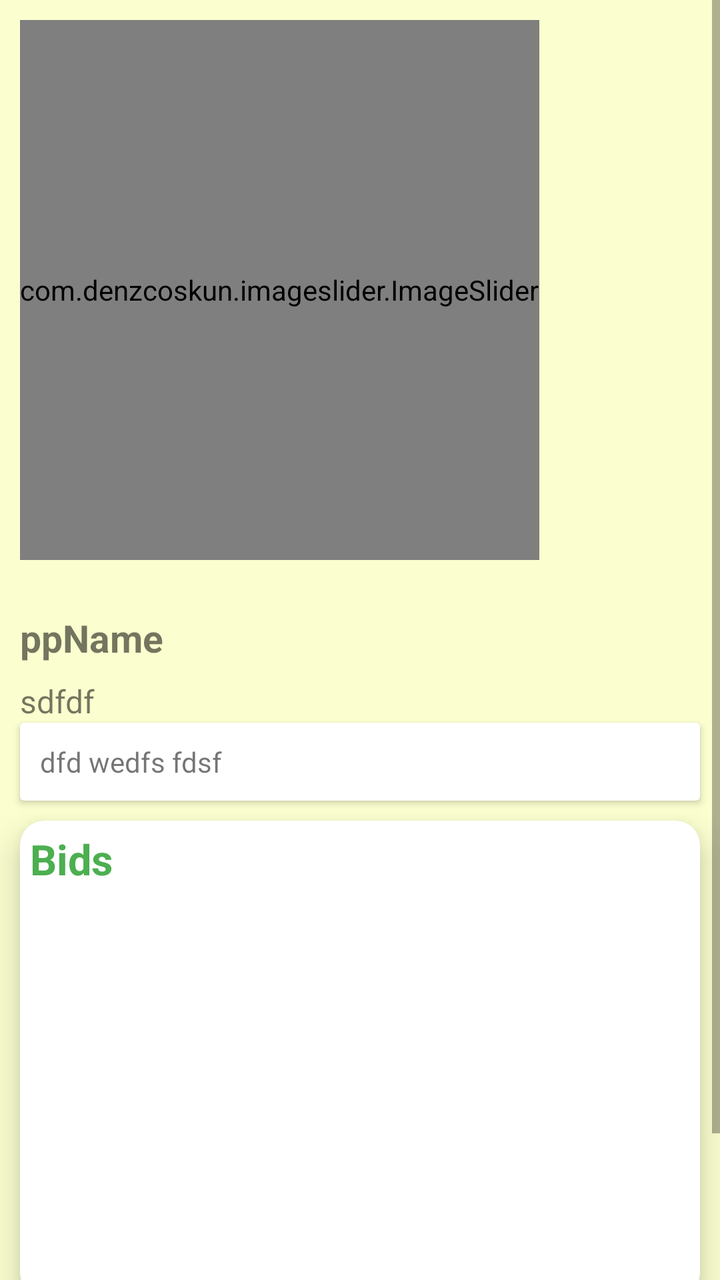
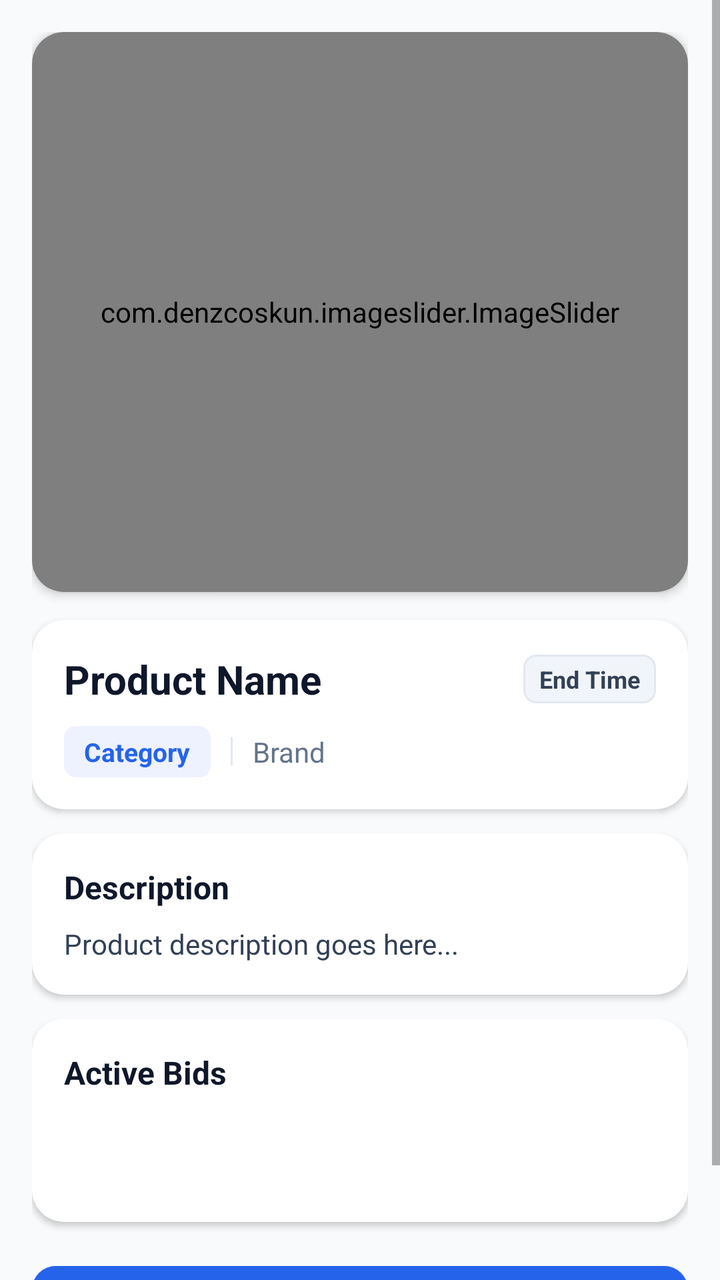

The first picture is an Android layout as it rendered before a commit; the second is the same layout after the commit. The layout source and the unified diff follow.
<!-- AndroidManifest.xml: application theme Theme.BitMarket -->
<!-- res/layout/activity_product_details.xml -->
<?xml version="1.0" encoding="utf-8"?>
<ScrollView xmlns:android="http://schemas.android.com/apk/res/android"
    xmlns:app="http://schemas.android.com/apk/res-auto"
    xmlns:tools="http://schemas.android.com/tools"
    android:background="@color/light_yellow"
    android:layout_width="match_parent"
    android:layout_height="match_parent"
    tools:context=".ProductDetailsActivity">
    <RelativeLayout
        android:layout_width="match_parent"
        android:layout_height="wrap_content">
        <com.denzcoskun.imageslider.ImageSlider
            android:id="@+id/image_slider"
            android:layout_width="wrap_content"
            android:layout_margin="10dp"
            android:layout_height="270dp"
            app:iss_auto_cycle="true"
            android:background="#AEE4FFE5"
            app:iss_period="3000"
            app:iss_delay="3000"
            />


        <TextView
            android:id="@+id/product_name"
            android:layout_width="match_parent"
            android:layout_height="wrap_content"
            android:layout_marginHorizontal="10dp"

            android:layout_below="@id/image_slider"
             android:layout_marginTop="16dp"
            android:text="ppName"
            android:textSize="19sp"
             android:textStyle="bold" />
        <TextView
            android:id="@+id/bidEndTime"
            android:layout_width="wrap_content"
            android:layout_height="wrap_content"
            android:layout_below="@id/image_slider"
            android:layout_alignParentEnd="true"
            android:layout_marginTop="16dp"
            android:layout_marginEnd="16dp"
            />


        <TextView
            android:id="@+id/product_category"
            android:layout_width="wrap_content"
            android:layout_height="wrap_content"
            android:layout_below="@id/product_name"
            android:layout_marginHorizontal="10dp"

            android:layout_marginTop="8dp"
            android:text="sdfdf"
            android:textSize="16sp" />
        <TextView
            android:id="@+id/brandName"
            android:layout_width="wrap_content"
            android:layout_height="wrap_content"
            android:layout_below="@id/product_name"
            android:layout_alignParentEnd="true"
            android:layout_marginTop="8dp"
            android:layout_marginEnd="16dp"
            />



<androidx.cardview.widget.CardView
    android:layout_width="match_parent"
    android:layout_below="@id/product_category"
    android:layout_height="wrap_content"
    android:layout_marginHorizontal="10dp"
    android:id="@+id/ll"
    >

<TextView
    android:id="@+id/product_description"
        android:layout_width="match_parent"
        android:layout_height="wrap_content"
        android:text="dfd wedfs fdsf"
    android:padding="10dp"

    android:textSize="14sp" />
</androidx.cardview.widget.CardView>
        <androidx.cardview.widget.CardView
            android:layout_width="match_parent"
            android:layout_below="@id/ll"
            android:layout_marginTop="10dp"
            android:id="@+id/bids"
            app:cardCornerRadius="12dp"
            android:layout_margin="10dp"
            app:cardElevation="10dp"
            android:layout_height="wrap_content">
            <LinearLayout
                android:layout_width="match_parent"
                android:orientation="vertical"
                 android:layout_height="wrap_content">
                <TextView
                    android:layout_width="wrap_content"
                    android:layout_height="wrap_content"
                    android:text="Bids"
                    android:textSize="21sp"
                    android:layout_margin="5dp"
                    android:textColor="@color/purple_500"
                    android:textStyle="bold"
                    />

                <androidx.recyclerview.widget.RecyclerView
                    android:id="@+id/bids_rv"
                    android:layout_width="match_parent"
                    android:layout_margin="10dp"
                    android:layout_height="180dp"
                    android:minHeight="50dp"
                    />            </LinearLayout>

        </androidx.cardview.widget.CardView>

        <Button
            android:id="@+id/bid_button"
            android:layout_width="wrap_content"
            android:layout_height="wrap_content"
            android:layout_below="@id/bids"
            android:layout_centerHorizontal="true"
            android:backgroundTint="@color/purple_500"
            android:layout_marginTop="16dp"
            android:text="Place Bid" />

        <Button
            android:id="@+id/bid_delete_button"
            android:layout_width="wrap_content"
            android:layout_height="wrap_content"
            android:layout_below="@id/bids"
            android:visibility="gone"
            android:layout_centerHorizontal="true"
            android:layout_marginTop="16dp"
            android:text="Delete Bid"
            android:backgroundTint="#FB2919"/>
    </RelativeLayout>

</ScrollView>
<!-- resources referenced by this layout -->
<resources>
  <color name="light_yellow">#FBFFCF</color>
  <color name="purple_500">#4CAF50</color>
  <style name="Theme.BitMarket" parent="Theme.MaterialComponents.DayNight.DarkActionBar">
          
          <item name="android:colorPrimary">@color/purple_500</item>
          <item name="colorPrimaryVariant">@color/purple_700</item>
          <item name="colorOnPrimary">@color/white</item>
          
          <item name="colorSecondary">@color/teal_200</item>
          <item name="colorSecondaryVariant">@color/teal_700</item>
          <item name="colorOnSecondary">@color/purple_500</item>
          
          <item name="android:statusBarColor">?attr/colorPrimaryVariant</item>
          
      </style>
  <color name="purple_700">#2980B9 </color>
  <color name="white">#FFFFFFFF</color>
  <color name="teal_200">#FF03DAC5</color>
  <color name="teal_700">#FF018786</color>
</resources>

<!-- the commit's change to res/layout/activity_product_details.xml (unified diff, before → after) -->
@@ -2,139 +2,221 @@
 <ScrollView xmlns:android="http://schemas.android.com/apk/res/android"
     xmlns:app="http://schemas.android.com/apk/res-auto"
     xmlns:tools="http://schemas.android.com/tools"
-    android:background="@color/light_yellow"
     android:layout_width="match_parent"
     android:layout_height="match_parent"
+    android:background="@color/light_yellow"
+    android:fillViewport="true"
     tools:context=".ProductDetailsActivity">
-    <RelativeLayout
-        android:layout_width="match_parent"
-        android:layout_height="wrap_content">
-        <com.denzcoskun.imageslider.ImageSlider
-            android:id="@+id/image_slider"
-            android:layout_width="wrap_content"
-            android:layout_margin="10dp"
-            android:layout_height="270dp"
-            app:iss_auto_cycle="true"
-            android:background="#AEE4FFE5"
-            app:iss_period="3000"
-            app:iss_delay="3000"
-            />
-
-
-        <TextView
-            android:id="@+id/product_name"
-            android:layout_width="match_parent"
-            android:layout_height="wrap_content"
-            android:layout_marginHorizontal="10dp"
-
-            android:layout_below="@id/image_slider"
-             android:layout_marginTop="16dp"
-            android:text="ppName"
-            android:textSize="19sp"
-             android:textStyle="bold" />
-        <TextView
-            android:id="@+id/bidEndTime"
-            android:layout_width="wrap_content"
-            android:layout_height="wrap_content"
-            android:layout_below="@id/image_slider"
-            android:layout_alignParentEnd="true"
-            android:layout_marginTop="16dp"
-            android:layout_marginEnd="16dp"
-            />
-
-
-        <TextView
-            android:id="@+id/product_category"
-            android:layout_width="wrap_content"
-            android:layout_height="wrap_content"
-            android:layout_below="@id/product_name"
-            android:layout_marginHorizontal="10dp"
-
-            android:layout_marginTop="8dp"
-            android:text="sdfdf"
-            android:textSize="16sp" />
-        <TextView
-            android:id="@+id/brandName"
-            android:layout_width="wrap_content"
-            android:layout_height="wrap_content"
-            android:layout_below="@id/product_name"
-            android:layout_alignParentEnd="true"
-            android:layout_marginTop="8dp"
-            android:layout_marginEnd="16dp"
-            />
-
-
-
-<androidx.cardview.widget.CardView
-    android:layout_width="match_parent"
-    android:layout_below="@id/product_category"
-    android:layout_height="wrap_content"
-    android:layout_marginHorizontal="10dp"
-    android:id="@+id/ll"
-    >
-
-<TextView
-    android:id="@+id/product_description"
+
+    <LinearLayout
         android:layout_width="match_parent"
         android:layout_height="wrap_content"
-        android:text="dfd wedfs fdsf"
-    android:padding="10dp"
-
-    android:textSize="14sp" />
-</androidx.cardview.widget.CardView>
-        <androidx.cardview.widget.CardView
-            android:layout_width="match_parent"
-            android:layout_below="@id/ll"
-            android:layout_marginTop="10dp"
-            android:id="@+id/bids"
-            app:cardCornerRadius="12dp"
-            android:layout_margin="10dp"
-            app:cardElevation="10dp"
-            android:layout_height="wrap_content">
+        android:orientation="vertical"
+        android:padding="16dp">
+
+        
+        <androidx.cardview.widget.CardView
+            android:layout_width="match_parent"
+            android:layout_height="280dp"
+            app:cardCornerRadius="16dp"
+            app:cardElevation="3dp"
+            app:cardBackgroundColor="@color/white">
+
+            <com.denzcoskun.imageslider.ImageSlider
+                android:id="@+id/image_slider"
+                android:layout_width="match_parent"
+                android:layout_height="match_parent"
+                android:background="@color/white"
+                app:iss_auto_cycle="true"
+                app:iss_delay="3000"
+                app:iss_period="3000" />
+        </androidx.cardview.widget.CardView>
+
+        
+        <androidx.cardview.widget.CardView
+            android:layout_width="match_parent"
+            android:layout_height="wrap_content"
+            android:layout_marginTop="14dp"
+            app:cardCornerRadius="16dp"
+            app:cardElevation="2dp"
+            app:cardBackgroundColor="@color/white">
+
             <LinearLayout
                 android:layout_width="match_parent"
+                android:layout_height="wrap_content"
                 android:orientation="vertical"
-                 android:layout_height="wrap_content">
+                android:padding="16dp">
+
+                
+                <RelativeLayout
+                    android:layout_width="match_parent"
+                    android:layout_height="wrap_content">
+
+                    <TextView
+                        android:id="@+id/product_name"
+                        android:layout_width="match_parent"
+                        android:layout_height="wrap_content"
+                        android:layout_toStartOf="@id/bidEndTime"
+                        android:layout_marginEnd="8dp"
+                        android:text="Product Name"
+                        android:textColor="@color/black"
+                        android:textSize="20sp"
+                        android:textStyle="bold" />
+
+                    <TextView
+                        android:id="@+id/bidEndTime"
+                        android:layout_width="wrap_content"
+                        android:layout_height="wrap_content"
+                        android:layout_alignParentEnd="true"
+                        android:layout_centerVertical="true"
+                        android:background="@drawable/bg_badge_time"
+                        android:paddingHorizontal="8dp"
+                        android:paddingVertical="4dp"
+                        android:text="End Time"
+                        android:textColor="@color/slate_700"
+                        android:textSize="12sp"
+                        android:textStyle="bold" />
+                </RelativeLayout>
+
+                
+                <LinearLayout
+                    android:layout_width="match_parent"
+                    android:layout_height="wrap_content"
+                    android:layout_marginTop="10dp"
+                    android:gravity="center_vertical"
+                    android:orientation="horizontal">
+
+                    <TextView
+                        android:id="@+id/product_category"
+                        android:layout_width="wrap_content"
+                        android:layout_height="wrap_content"
+                        android:background="@drawable/bg_badge_category"
+                        android:paddingHorizontal="10dp"
+                        android:paddingVertical="4dp"
+                        android:text="Category"
+                        android:textColor="@color/purple_500"
+                        android:textSize="13sp"
+                        android:textStyle="bold" />
+
+                    <View
+                        android:layout_width="1dp"
+                        android:layout_height="14dp"
+                        android:layout_marginHorizontal="10dp"
+                        android:background="@color/slate_200" />
+
+                    <TextView
+                        android:id="@+id/brandName"
+                        android:layout_width="wrap_content"
+                        android:layout_height="wrap_content"
+                        android:text="Brand"
+                        android:textColor="@color/slate_500"
+                        android:textSize="14sp" />
+                </LinearLayout>
+
+            </LinearLayout>
+        </androidx.cardview.widget.CardView>
+
+        
+        <androidx.cardview.widget.CardView
+            android:id="@+id/ll"
+            android:layout_width="match_parent"
+            android:layout_height="wrap_content"
+            android:layout_marginTop="12dp"
+            app:cardCornerRadius="16dp"
+            app:cardElevation="2dp"
+            app:cardBackgroundColor="@color/white">
+
+            <LinearLayout
+                android:layout_width="match_parent"
+                android:layout_height="wrap_content"
+                android:orientation="vertical"
+                android:padding="16dp">
+
                 <TextView
                     android:layout_width="wrap_content"
                     android:layout_height="wrap_content"
-                    android:text="Bids"
-                    android:textSize="21sp"
-                    android:layout_margin="5dp"
-                    android:textColor="@color/purple_500"
-                    android:textStyle="bold"
-                    />
+                    android:text="Description"
+                    android:textColor="@color/black"
+                    android:textSize="16sp"
+                    android:textStyle="bold" />
+
+                <TextView
+                    android:id="@+id/product_description"
+                    android:layout_width="match_parent"
+                    android:layout_height="wrap_content"
+                    android:layout_marginTop="8dp"
+                    android:lineSpacingMultiplier="1.2"
+                    android:text="Product description goes here..."
+                    android:textColor="@color/slate_700"
+                    android:textSize="14sp" />
+            </LinearLayout>
+        </androidx.cardview.widget.CardView>
+
+        
+        <androidx.cardview.widget.CardView
+            android:id="@+id/bids"
+            android:layout_width="match_parent"
+            android:layout_height="wrap_content"
+            android:layout_marginTop="12dp"
+            app:cardCornerRadius="16dp"
+            app:cardElevation="2dp"
+            app:cardBackgroundColor="@color/white">
+
+            <LinearLayout
+                android:layout_width="match_parent"
+                android:layout_height="wrap_content"
+                android:orientation="vertical"
+                android:padding="16dp">
+
+                <TextView
+                    android:layout_width="wrap_content"
+                    android:layout_height="wrap_content"
+                    android:text="Active Bids"
+                    android:textColor="@color/black"
+                    android:textSize="16sp"
+                    android:textStyle="bold" />
 
                 <androidx.recyclerview.widget.RecyclerView
                     android:id="@+id/bids_rv"
                     android:layout_width="match_parent"
-                    android:layout_margin="10dp"
-                    android:layout_height="180dp"
-                    android:minHeight="50dp"
-                    />            </LinearLayout>
-
-        </androidx.cardview.widget.CardView>
-
+                    android:layout_height="wrap_content"
+                    android:layout_marginTop="8dp"
+                    android:maxHeight="220dp"
+                    android:minHeight="40dp"
+                    android:nestedScrollingEnabled="false" />
+            </LinearLayout>
+        </androidx.cardview.widget.CardView>
+
+        
         <Button
             android:id="@+id/bid_button"
-            android:layout_width="wrap_content"
-            android:layout_height="wrap_content"
-            android:layout_below="@id/bids"
-            android:layout_centerHorizontal="true"
+            android:layout_width="match_parent"
+            android:layout_height="52dp"
+            android:layout_marginTop="16dp"
+            android:layout_marginBottom="8dp"
             android:backgroundTint="@color/purple_500"
-            android:layout_marginTop="16dp"
-            android:text="Place Bid" />
+            android:text="Place Bid"
+            android:textAllCaps="false"
+            android:textColor="@color/white"
+            android:textSize="16sp"
+            android:textStyle="bold"
+            app:cornerRadius="12dp" />
 
         <Button
             android:id="@+id/bid_delete_button"
-            android:layout_width="wrap_content"
-            android:layout_height="wrap_content"
-            android:layout_below="@id/bids"
+            android:layout_width="match_parent"
+            android:layout_height="52dp"
+            android:layout_marginTop="16dp"
+            android:layout_marginBottom="8dp"
+            android:backgroundTint="@color/danger_red"
+            android:text="Delete Listing"
+            android:textAllCaps="false"
+            android:textColor="@color/white"
+            android:textSize="16sp"
+            android:textStyle="bold"
             android:visibility="gone"
-            android:layout_centerHorizontal="true"
-            android:layout_marginTop="16dp"
-            android:text="Delete Bid"
-            android:backgroundTint="#FB2919"/>
-    </RelativeLayout>
+            app:cornerRadius="12dp" />
+
+    </LinearLayout>
 
 </ScrollView>
<!-- resource entries referenced after the edit -->
@@ -1,23 +1,46 @@
 <!-- resources referenced by this layout -->
 <resources>
-  <color name="light_yellow">#FBFFCF</color>
-  <color name="purple_500">#4CAF50</color>
+  <color name="black">#0F172A</color>
+  <color name="danger_red">#EF4444</color>
+  <color name="light_yellow">#F8FAFC</color>
+  <color name="purple_500">#2563EB</color>
+  <color name="slate_200">#E2E8F0</color>
+  <color name="slate_500">#64748B</color>
+  <color name="slate_700">#334155</color>
   <style name="Theme.BitMarket" parent="Theme.MaterialComponents.DayNight.DarkActionBar">
           
-          <item name="android:colorPrimary">@color/purple_500</item>
+          <item name="colorPrimary">@color/purple_500</item>
           <item name="colorPrimaryVariant">@color/purple_700</item>
           <item name="colorOnPrimary">@color/white</item>
           
           <item name="colorSecondary">@color/teal_200</item>
           <item name="colorSecondaryVariant">@color/teal_700</item>
-          <item name="colorOnSecondary">@color/purple_500</item>
+          <item name="colorOnSecondary">@color/white</item>
           
-          <item name="android:statusBarColor">?attr/colorPrimaryVariant</item>
-          
+          <item name="android:statusBarColor">@color/purple_700</item>
       </style>
-  <color name="purple_700">#2980B9 </color>
-  <color name="white">#FFFFFFFF</color>
-  <color name="teal_200">#FF03DAC5</color>
-  <color name="teal_700">#FF018786</color>
+  <color name="badge_bg">#EEF2FF</color>
+  <color name="slate_100">#F1F5F9</color>
+  <color name="purple_700">#1D4ED8</color>
+  <color name="white">#FFFFFF</color>
+  <!-- drawable bg_badge_category (drawable) -->
+  <?xml version="1.0" encoding="utf-8"?>
+  <shape xmlns:android="http://schemas.android.com/apk/res/android"
+      android:shape="rectangle">
+      <solid android:color="@color/badge_bg" />
+      <corners android:radius="6dp" />
+  </shape>
+  <!-- drawable bg_badge_time (drawable) -->
+  <?xml version="1.0" encoding="utf-8"?>
+  <shape xmlns:android="http://schemas.android.com/apk/res/android"
+      android:shape="rectangle">
+      <solid android:color="@color/slate_100" />
+      <corners android:radius="6dp" />
+      <stroke
+          android:width="1dp"
+          android:color="@color/slate_200" />
+  </shape>
+  <color name="teal_200">#10B981</color>
+  <color name="teal_700">#047857</color>
 </resources>
 
